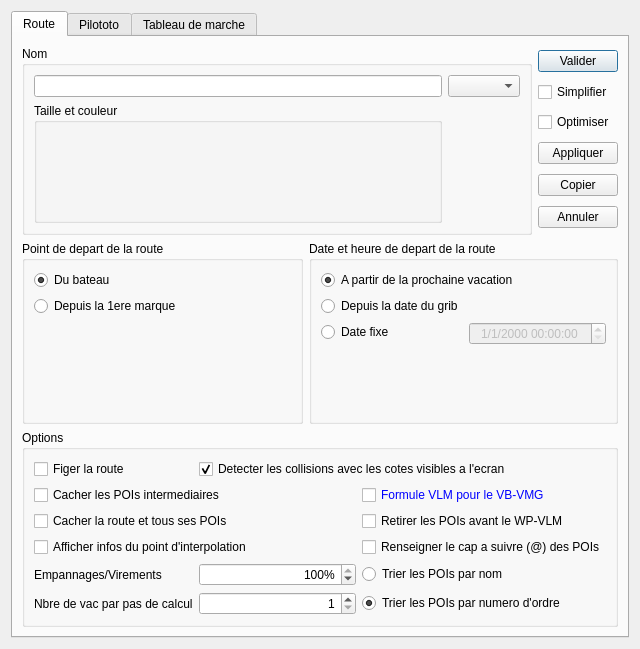
Qt form src/Ui/Route_Editor.ui (nohal/qtVlm) before a commit.
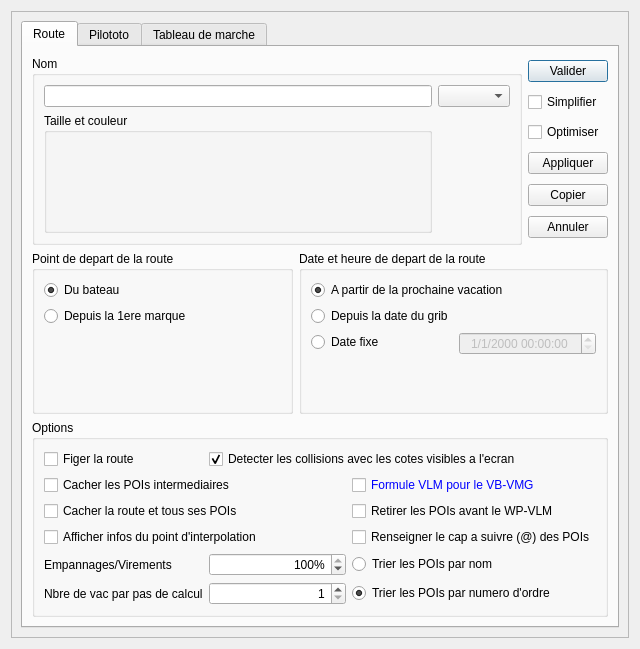
The same form after that commit.

Commit message: Make sure dialogs size do not exceed screen size and add scrollbars to routage and route editor if needed

```diff
--- a/src/Ui/Route_Editor.ui
+++ b/src/Ui/Route_Editor.ui
@@ -31,8 +31,23 @@
   <property name="windowTitle">
    <string notr="true">Route Parameters</string>
   </property>
-  <layout class="QVBoxLayout" name="verticalLayout_9">
-   <item>
+  <layout class="QGridLayout" name="gridLayout">
+   <item row="0" column="0">
+    <widget class="QScrollArea" name="scrollArea">
+     <property name="widgetResizable">
+      <bool>true</bool>
+     </property>
+     <widget class="QWidget" name="scrollAreaWidgetContents">
+      <property name="geometry">
+       <rect>
+        <x>0</x>
+        <y>0</y>
+        <width>616</width>
+        <height>625</height>
+       </rect>
+      </property>
+      <layout class="QGridLayout" name="gridLayout_2">
+       <item row="0" column="0">
     <widget class="QTabWidget" name="tabWidget">
      <property name="currentIndex">
       <number>0</number>
@@ -780,6 +795,10 @@
            </widget>
           </item>
          </layout>
+            </widget>
+           </item>
+          </layout>
+         </widget>
         </widget>
        </item>
       </layout>
```
Lines whose indentation alone changed are shown as unchanged. The commit also changes 2 other files.
